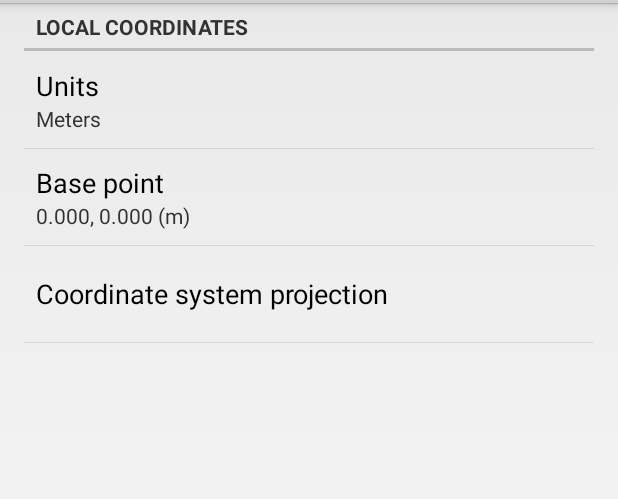
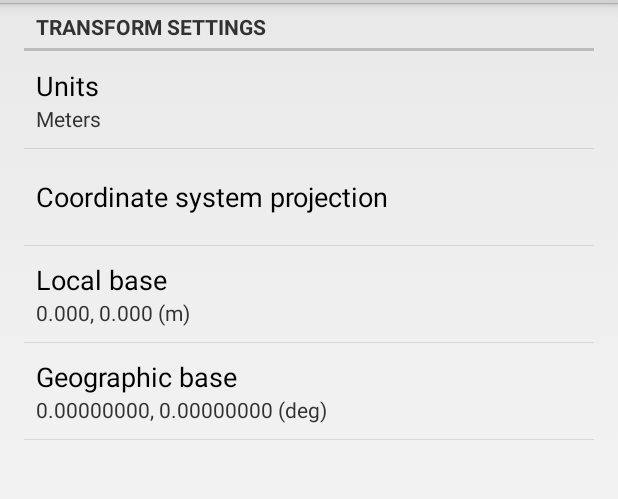
Before and after one commit to chasmack/GeoLocal, an Android app: the screen it shows after launch (MainActivity), in the options menu, after a tap on "Settings", on a phone screen of 412 x 824 dp, the part 69-568 px from its top. Run offline under Robolectric (Android 15) with nearby library versions, the phone set to English and light mode, and no system bars; 4 statements that could not run were skipped.

Commit message:
added geo base preference

```diff
--- /dev/null
+++ b/app/src/main/java/com/asis/chasm/geolocal/GeoPairPreference.java
@@ -0,0 +1,102 @@
+package com.asis.chasm.geolocal;
+
+import android.content.Context;
+import android.content.res.TypedArray;
+import android.preference.DialogPreference;
+import android.util.AttributeSet;
+import android.util.Log;
+import android.view.View;
+import android.widget.EditText;
+import android.widget.TextView;
+
+/*
+* Coordinate pair preference.
+*/
+
+public class GeoPairPreference extends DialogPreference {
+
+    private static final String TAG = "GeoPairPreference";
+
+    // References to the edit text views containing the coordinate values.
+    private EditText mFirstValue, mSecondValue;
+
+    private static final String DEFAULT_VALUE = "0.000000, 0.000000";
+
+    // Current value for the coordinate pair.
+    private String mCurrentValue;
+    public  String getValue() { return mCurrentValue; }
+
+    @Override
+    public void setSummary(CharSequence summary) {
+        super.setSummary(summary);
+    }
+
+    public GeoPairPreference(Context context, AttributeSet attrs) {
+        super(context, attrs);
+
+        Log.d(TAG, "Constructor");
+
+        setDialogLayoutResource(R.layout.dialog_coord_pair);
+        setPositiveButtonText(android.R.string.ok);
+        setNegativeButtonText(android.R.string.cancel);
+
+        setDialogIcon(null);
+    }
+
+    @Override
+    protected void onSetInitialValue(boolean restorePersistedValue, Object defaultValue) {
+
+        Log.d(TAG, "onSetInitialValue persisted: " + restorePersistedValue);
+
+        if (restorePersistedValue) {
+            // Restore existing state
+            mCurrentValue = this.getPersistedString(DEFAULT_VALUE);
+        } else {
+            // Set default state from the XML attribute
+            mCurrentValue = (String) defaultValue;
+            persistString(mCurrentValue);
+        }
+    }
+
+    @Override
+    protected Object onGetDefaultValue(TypedArray a, int index) {
+        String value = a.getString(index);
+        return value != null ? value : DEFAULT_VALUE;
+    }
+
+    @Override
+    protected void onBindDialogView(View view) {
+        super.onBindDialogView(view);
+
+        // Save references to the coordinate values.
+        mFirstValue = (EditText) view.findViewById(R.id.firstCoordValue);
+        mSecondValue = (EditText) view.findViewById(R.id.secondCoordValue);
+
+        // Set the units suffix text.
+        String suffix = TransformSettings.getSettings().getGeographicCoordSuffix();
+        ((TextView)view.findViewById(R.id.firstCoordSuffix)).setText(suffix);
+        ((TextView)view.findViewById(R.id.secondCoordSuffix)).setText(suffix);
+    }
+
+    @Override
+    protected void onDialogClosed(boolean positiveResult) {
+        super.onDialogClosed(positiveResult);
+
+        // When the user selects "OK", persist the new value
+        if (positiveResult) {
+
+            TransformSettings settings = TransformSettings.getSettings();
+            double factor = settings.getUnitsFactor();
+
+            // Parse coordinate values and convert to system units (meters).
+            Double first = Double.parseDouble(mFirstValue.getText().toString());
+            Double second = Double.parseDouble(mSecondValue.getText().toString());
+
+            // Format coordinate pair and persist to shared preferences.
+            mCurrentValue = String.format(settings.getGeographicCoordFormat(), first, second);
+            persistString(mCurrentValue);
+
+            Log.d(TAG, "onDialogClosed mCurrentValue: " + mCurrentValue);
+        }
+    }
+}
--- a/app/src/main/java/com/asis/chasm/geolocal/TransformSettings.java
+++ b/app/src/main/java/com/asis/chasm/geolocal/TransformSettings.java
@@ -23,7 +23,7 @@ public class TransformSettings {
     public static final String PREFERENCE_KEY_LOCAL_BASE = "pref_local_base";
     public static final String PREFERENCE_KEY_ROTATE = "pref_rotate";
     public static final String PREFERENCE_KEY_SCALE = "pref_scale";
-    public static final String PREFERENCE_KEY_GRID_BASE = "pref_geo_base";
+    public static final String PREFERENCE_KEY_GEO_BASE = "pref_geo_base";
     public static final String PREFERENCE_KEY_PROJECTION = "pref_projection";
 
     // Display units preference values.
@@ -44,12 +44,14 @@ public class TransformSettings {
     public  String getUnitsName() { return mUnitsName; }
 
     // Coordinate suffixes.
-    public static final String LOCAL_COORD_SUFFIX_METERS = "m";
-    public static final String LOCAL_COORD_SUFFIX_SURVEY_FEET = "sft";
-    public static final String LOCAL_COORD_SUFFIX_INTERNATIONAL_FEET = "int ft";
+    private static final String LOCAL_COORD_SUFFIX_METERS = "m";
+    private static final String LOCAL_COORD_SUFFIX_SURVEY_FEET = "sft";
+    private static final String LOCAL_COORD_SUFFIX_INTERNATIONAL_FEET = "int ft";
+    private static final String GEOGRAPHIC_COORD_SUFFIX = "deg";
 
     private String mLocalCoordSuffix;
     public  String getLocalCoordSuffix() { return mLocalCoordSuffix; }
+    public  String getGeographicCoordSuffix() { return GEOGRAPHIC_COORD_SUFFIX; }
 
     // Local coordinate pair formats.
     public static final String LOCAL_COORD_FORMAT_METERS = "%.3f, %.3f";
@@ -60,7 +62,7 @@ public class TransformSettings {
     public  String getLocalCoordFormat() { return mLocalCoordFormat; }
 
     // Geographic coordinate pair format.
-    public static final String GEOGRAPHIC_COORD_FORMAT = "%.6f, %.6f";
+    private static final String GEOGRAPHIC_COORD_FORMAT = "%.8f, %.8f";
 
     public  String getGeographicCoordFormat() { return GEOGRAPHIC_COORD_FORMAT; }
 
@@ -81,6 +83,11 @@ public class TransformSettings {
     private double gridX, gridY;
     public  double getGridX() { return gridX; }
     public  double getGridY() { return gridY; }
+
+    // Geographic base point coordinates.
+    private double baseLat, baseLon;
+    public  double getBaseLat() { return baseLat; }
+    public  double getBsaeLon() { return baseLon; }
 
     // Rotation about reference point from local basis to grid in degrees.
     // A negative value rotates right (clockwise) from local to grid.
@@ -147,8 +154,6 @@ public class TransformSettings {
     public void update(Context context, String key) {
 
         // TODO: Hook up transform settings.
-        gridX = 6069017.11 / UNITS_FACTOR_SURVEY_FEET;
-        gridY = 2118671.75 / UNITS_FACTOR_SURVEY_FEET;
         rotate = -1.2250;
         scale = 1.0;
 
@@ -159,7 +164,7 @@ public class TransformSettings {
             throw new IllegalArgumentException("Unset preference key: " + key);
         }
 
-        Log.d(TAG, "update key: " + key + "=" + value);
+        Log.d(TAG, "update key=" + key + " value=" + value);
 
         switch (key) {
             case PREFERENCE_KEY_UNITS:
@@ -188,10 +193,10 @@ public class TransformSettings {
                 break;
 
             case PREFERENCE_KEY_LOCAL_BASE:
-                String[] coords = value.split(", ");
-                if (coords.length == 2) {
-                    baseX = Double.parseDouble(coords[0]);
-                    baseY = Double.parseDouble(coords[1]);
+                String[] localPair = value.split(", ");
+                if (localPair.length == 2) {
+                    baseY = Double.parseDouble(localPair[0]);
+                    baseX = Double.parseDouble(localPair[1]);
                 } else {
                     throw new IllegalArgumentException("Bad local base coordinates: " + value);
                 }
@@ -203,7 +208,23 @@ public class TransformSettings {
             case PREFERENCE_KEY_SCALE:
                 break;
 
-            case PREFERENCE_KEY_GRID_BASE:
+            case PREFERENCE_KEY_GEO_BASE:
+                String[] geoPair = value.split(", ");
+                if (geoPair.length == 2) {
+                    baseLat = Double.parseDouble(geoPair[0]);
+                    baseLon = Double.parseDouble(geoPair[1]);
+
+                    // Update the grid base point.
+                    GridPoint grid = new GeoPoint(baseLat, baseLon).toGrid();
+                    gridX = grid.getX();
+                    gridY = grid.getY();
+
+                    Log.d(TAG, "update grid base (y,x): " + gridY + ", " + gridX);
+
+                } else {
+                    throw new IllegalArgumentException("Bad geographic base coordinates: " + value);
+                }
+
                 break;
 
             case PREFERENCE_KEY_PROJECTION:
@@ -231,59 +252,17 @@ public class TransformSettings {
                     p2 = c.getDouble(Projections.INDEX_P2);
                     k0 = c.getDouble(Projections.INDEX_K0);
 
+                    // Recalculate grid base.
+                    GridPoint grid = new GeoPoint(baseLat, baseLon).toGrid();
+                    gridX = grid.getX();
+                    gridY = grid.getY();
+
+                    Log.d(TAG, "update grid base (n,e): " + gridY + ", " + gridX);
+
                 } else {
                     throw new IllegalArgumentException("Bad projection code: " + value);
                 }
                 break;
         }
     }
-
-    @Override
-    public boolean equals(Object o) {
-        if (this == o) { return true; }
-        if (o == null || o.getClass() != this.getClass()) {
-            return false;
-        }
-        // object is a non-null instance of TransformSettings
-        TransformSettings xp = (TransformSettings) o;
-        if (baseX == xp.baseX && baseY == xp.baseY
-                && gridX == xp.gridX && gridY == xp.gridY
-                && rotate == xp.rotate
-                && scale == xp.scale
-                && projection == xp.projection
-                && p0 == xp.p0 && m0 == xp.m0
-                && x0 == xp.m0 && y0 == xp.y0
-                && p1 == xp.p1 && p2 == xp.p2
-                && k0 == xp.k0) {
-            return true;
-        }
-        return false;
-    }
-
-    @Override
-    public int hashCode() {
-
-        int vcode;
-        long bits;
-
-        int hash = 7;
-        bits = Double.doubleToLongBits(baseX) ^ Double.doubleToLongBits(baseY);
-        vcode = (int)(bits ^ (bits >> 32));
-        hash = 31 * hash + vcode;
-        bits = Double.doubleToLongBits(gridX) ^ Double.doubleToLongBits(gridY);
-        vcode = (int)(bits ^ (bits >> 32));
-        hash = 31 * hash + vcode;
-        bits = Double.doubleToLongBits(rotate);
-        vcode = (int)(bits ^ (bits >> 32));
-        hash = 31 * hash + vcode;
-        hash = 31 * hash + projection;
-        bits = Double.doubleToLongBits(p0) ^ Double.doubleToLongBits(m0);
-        vcode = (int)(bits ^ (bits >> 32));
-        hash = 31 * hash + vcode;
-        bits = Double.doubleToLongBits(x0) ^ Double.doubleToLongBits(y0);
-        vcode = (int)(bits ^ (bits >> 32));
-        hash = 31 * hash + vcode;
-
-        return hash;
-    }
 }
--- a/app/src/main/java/com/asis/chasm/geolocal/TransformSettingsFragment.java
+++ b/app/src/main/java/com/asis/chasm/geolocal/TransformSettingsFragment.java
@@ -62,15 +62,28 @@ public class TransformSettingsFragment extends PreferenceFragment
 
             case TransformSettings.PREFERENCE_KEY_LOCAL_BASE:
                 CoordPairPreference coordsPref = (CoordPairPreference) pref;
-                String[] coords = coordsPref.getValue().split(", ");
-                if (coords.length == 2) {
+                String[] localPair = coordsPref.getValue().split(", ");
+                if (localPair.length == 2) {
                     TransformSettings settings = TransformSettings.getSettings();
                     double factor = settings.getUnitsFactor();
-                    double first = Double.parseDouble(coords[0]) * factor;
-                    double second = Double.parseDouble(coords[1]) * factor;
+                    double first = Double.parseDouble(localPair[0]) * factor;
+                    double second = Double.parseDouble(localPair[1]) * factor;
                     String summary = String.format(settings.getLocalCoordFormat(), first, second);
                     summary += " (" + settings.getLocalCoordSuffix() + ")";
                     coordsPref.setSummary(summary);
+                }
+                break;
+
+            case TransformSettings.PREFERENCE_KEY_GEO_BASE:
+                GeoPairPreference geoPref = (GeoPairPreference) pref;
+                String[] geoPair = geoPref.getValue().split(", ");
+                if (geoPair.length == 2) {
+                    TransformSettings settings = TransformSettings.getSettings();
+                    double first = Double.parseDouble(geoPair[0]);
+                    double second = Double.parseDouble(geoPair[1]);
+                    String summary = String.format(settings.getGeographicCoordFormat(), first, second);
+                    summary += " (" + settings.getGeographicCoordSuffix() + ")";
+                    geoPref.setSummary(summary);
                 }
                 break;
 
--- a/app/src/main/res/menu/points_list.xml
+++ b/app/src/main/res/menu/points_list.xml
@@ -2,9 +2,4 @@
 <menu xmlns:android="http://schemas.android.com/apk/res/android"
     xmlns:app="http://schemas.android.com/apk/res-auto" >
 
-    <item android:id="@+id/action_test"
-        android:title="@string/action_test"
-        android:orderInCategory="40"
-        app:showAsAction="never" />
-
 </menu>
--- a/app/src/main/res/menu/points_manager.xml
+++ b/app/src/main/res/menu/points_manager.xml
@@ -7,8 +7,8 @@
         android:orderInCategory="20"
         app:showAsAction="never" />
 
-    <item android:id="@+id/action_test_transform"
-        android:title="@string/action_test_transform"
+    <item android:id="@+id/action_manager_test"
+        android:title="@string/action_manager_test"
         android:orderInCategory="30"
         app:showAsAction="never" />
 
--- a/app/src/main/res/values/strings.xml
+++ b/app/src/main/res/values/strings.xml
@@ -7,13 +7,12 @@
     <string name="radio_geographic">Geographic</string>
 
     <!-- Menu items -->
-    <string name="action_test_transform">Test Transform</string>
-    <string name="action_test">Test</string>
-    <string name="action_read_points">Read Points</string>
+    <string name="action_read_points">Read points</string>
+    <string name="action_manager_test">Manager test</string>
     <string name="action_settings">Settings</string>
 
     <!-- Preference string resources -->
-    <string name="category_local">Local coordinates</string>
+    <string name="category_local">Transform settings</string>
 
     <string name="pref_units_key">pref_units</string>
     <string name="pref_units_title">Units</string>
@@ -30,14 +29,23 @@
     </string-array>
 
     <string name="perf_local_base_key">pref_local_base</string>
-    <string name="perf_local_base_title">Base point</string>
-    <string name="perf_local_base_dialog_title">Base point (local)</string>
+    <string name="perf_local_base_title">Local base</string>
+    <string name="perf_local_base_dialog_title">Local base</string>
     <string name="pref_local_base_default">0.000, 0.000</string>
-    <string name="pref_local_base_hint">0.00</string>
-    <string name="pref_local_base_units">m</string>
+    <string name="pref_local_base_hint">0</string>
     <string name="pref_local_base_first_title">N:</string>
     <string name="pref_local_base_second_title">E:</string>
-    <string name="local_base_message">Northing/Easting for the local base.</string>
+    <string name="local_base_message">Northing/Easting for the local base point.</string>
+
+    <string name="perf_geo_base_key">pref_geo_base</string>
+    <string name="perf_geo_base_title">Geographic base</string>
+    <string name="perf_geo_base_dialog_title">Geographic base</string>
+    <string name="pref_geo_base_default">0.000000, 0.000000</string>
+    <string name="pref_geo_base_hint">0</string>
+    <string name="pref_geo_base_units">deg</string>
+    <string name="pref_geo_base_first_title">lat:</string>
+    <string name="pref_geo_base_second_title">lon:</string>
+    <string name="geo_base_message">Lat/lon for the geographic base.</string>
 
     <string name="pref_projection_key">pref_projection</string>
     <string name="pref_projection_title">Coordinate system projection</string>
@@ -48,6 +56,18 @@
         <item>CA Zone 3</item>
         <item>CA Zone 4</item>
         <item>CA Zone 5</item>
+        <item>UTM Zone 1</item>
+        <item>UTM Zone 2</item>
+        <item>UTM Zone 3</item>
+        <item>UTM Zone 4</item>
+        <item>UTM Zone 5</item>
+        <item>UTM Zone 6</item>
+        <item>UTM Zone 7</item>
+        <item>UTM Zone 8</item>
+        <item>UTM Zone 9</item>
+        <item>UTM Zone 10</item>
+        <item>UTM Zone 11</item>
+        <item>UTM Zone 12</item>
     </string-array>
     <string-array name="pref_projection_values">
         <item>0401</item>
@@ -55,6 +75,18 @@
         <item>0403</item>
         <item>0404</item>
         <item>0405</item>
+        <item>UTM01</item>
+        <item>UTM02</item>
+        <item>UTM03</item>
+        <item>UTM04</item>
+        <item>UTM05</item>
+        <item>UTM06</item>
+        <item>UTM07</item>
+        <item>UTM08</item>
+        <item>UTM09</item>
+        <item>UTM10</item>
+        <item>UTM11</item>
+        <item>UTM12</item>
     </string-array>
 
 </resources>
--- a/app/src/main/res/xml/preferences.xml
+++ b/app/src/main/res/xml/preferences.xml
@@ -11,12 +11,6 @@
             android:entryValues="@array/pref_units_values"
             android:defaultValue="@string/pref_units_default" />
 
-        <com.asis.chasm.geolocal.CoordPairPreference
-            android:key="@string/perf_local_base_key"
-            android:title="@string/perf_local_base_title"
-            android:dialogTitle="@string/perf_local_base_dialog_title"
-            android:defaultValue="@string/pref_local_base_default" />
-
         <ListPreference
             android:key="@string/pref_projection_key"
             android:title="@string/pref_projection_title"
@@ -24,6 +18,18 @@
             android:entryValues="@array/pref_projection_values"
             android:defaultValue="@string/pref_projection_default" />
 
+        <com.asis.chasm.geolocal.CoordPairPreference
+            android:key="@string/perf_local_base_key"
+            android:title="@string/perf_local_base_title"
+            android:dialogTitle="@string/perf_local_base_dialog_title"
+            android:defaultValue="@string/pref_local_base_default" />
+
+        <com.asis.chasm.geolocal.GeoPairPreference
+            android:key="@string/perf_geo_base_key"
+            android:title="@string/perf_geo_base_title"
+            android:dialogTitle="@string/perf_geo_base_dialog_title"
+            android:defaultValue="@string/pref_geo_base_default" />
+
     </PreferenceCategory>
 
 </PreferenceScreen>
```
Also changed, not shown: app/src/main/java/com/asis/chasm/geolocal/PointsListFragment.java (+16 -20 lines), app/src/main/java/com/asis/chasm/geolocal/PointsManagerFragment.java (+69 -4 lines).
